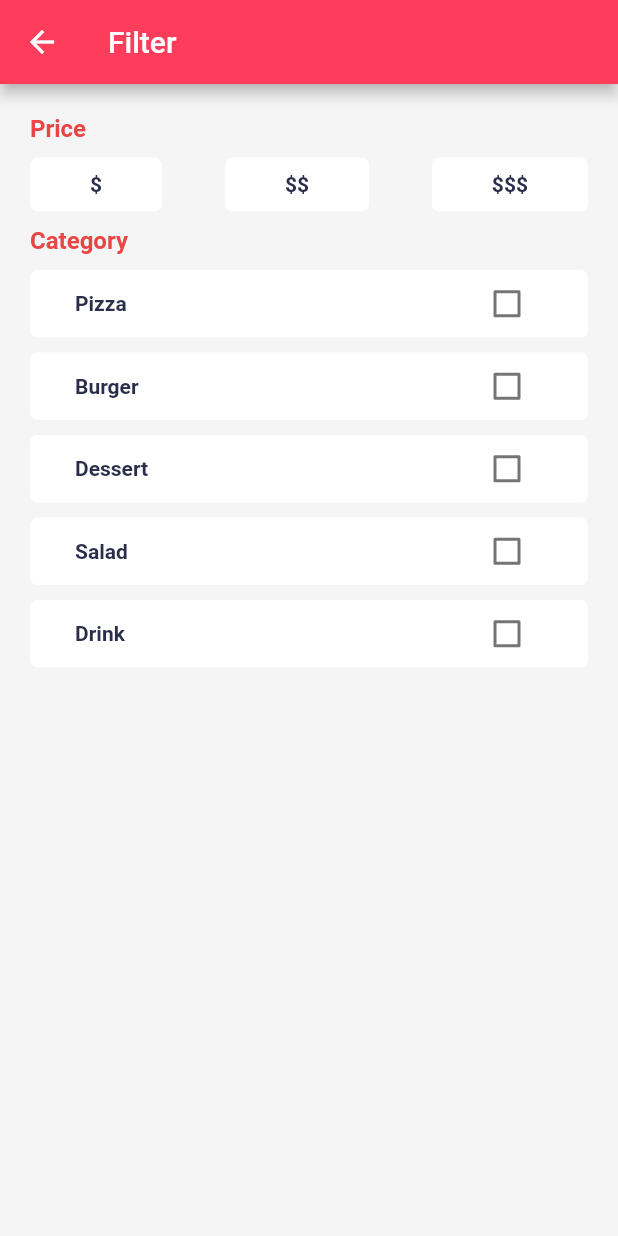
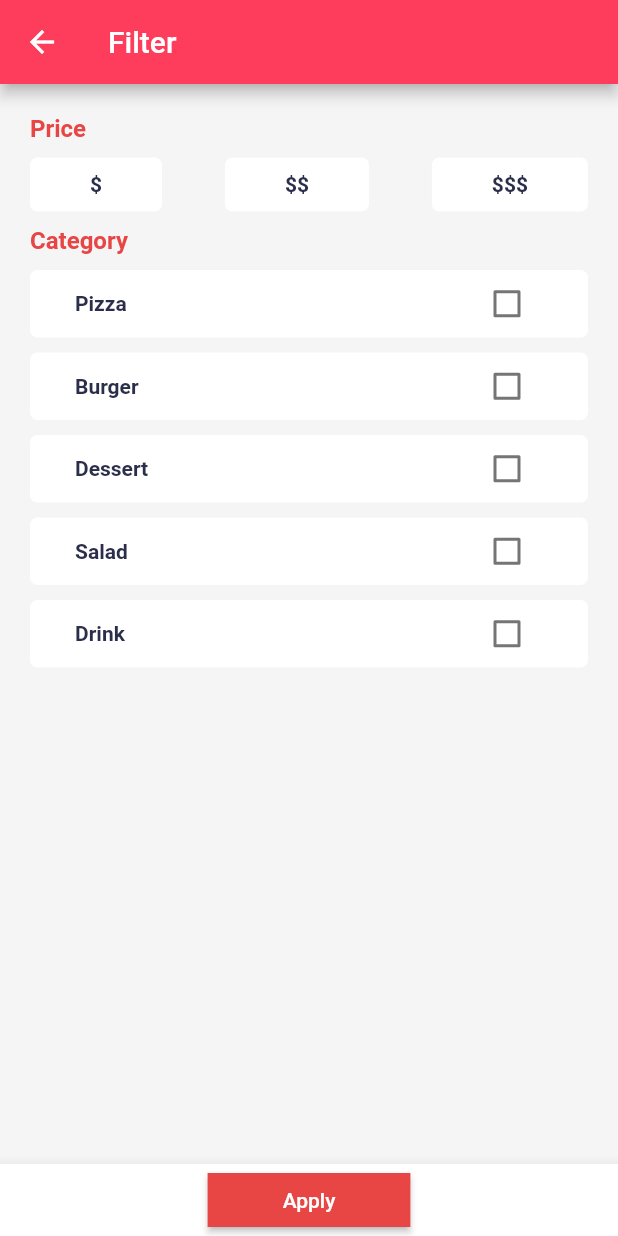
Before and after one commit to maxonflutter/flutter_food_delivery_series, a Flutter app: the FilterScreen screen opened by its route, on a phone screen of 412 x 824 dp. Run offline on Flutter 3.47's test engine with Material 2 defaults, Android fonts, the phone set to English and light mode, and no system bars; our stand-ins replace bloc, equatable, flutter_bloc, flutter_svg, geolocator, google_maps_flutter; network calls fail; Roboto replaces fonts that are missing (Futura).

Commit message:
Filters applied

```diff
--- a/lib/models/restaurant_model.dart
+++ b/lib/models/restaurant_model.dart
@@ -7,6 +7,7 @@ class Restaurant extends Equatable {
   final List<String> tags;
   final List<MenuItem> menuItems;
   final int deliveryTime;
+  final String priceCategory;
   final double deliveryFee;
   final double distance; // TODO: Calculate distance between user and restaurant
 
@@ -16,6 +17,7 @@ class Restaurant extends Equatable {
     required this.tags,
     required this.menuItems,
     required this.deliveryTime,
+    required this.priceCategory,
     required this.deliveryFee,
     required this.distance,
   });
@@ -28,6 +30,7 @@ class Restaurant extends Equatable {
       tags,
       menuItems,
       deliveryTime,
+      priceCategory,
       deliveryFee,
       distance,
     ];
@@ -47,6 +50,7 @@ class Restaurant extends Equatable {
           .where((menuItem) => menuItem.restaurantId == 1)
           .toList(),
       deliveryTime: 30,
+      priceCategory: '\$',
       deliveryFee: 2.99,
       distance: 0.1,
     ),
@@ -62,6 +66,7 @@ class Restaurant extends Equatable {
           .where((menuItem) => menuItem.restaurantId == 2)
           .toList(),
       deliveryTime: 30,
+      priceCategory: '\$',
       deliveryFee: 2.99,
       distance: 0.1,
     ),
@@ -78,6 +83,7 @@ class Restaurant extends Equatable {
           .where((menuItem) => menuItem.restaurantId == 3)
           .toList(),
       deliveryTime: 30,
+      priceCategory: '\$',
       deliveryFee: 2.99,
       distance: 0.1,
     ),
@@ -94,6 +100,7 @@ class Restaurant extends Equatable {
           .where((menuItem) => menuItem.restaurantId == 4)
           .toList(),
       deliveryTime: 30,
+      priceCategory: '\$',
       deliveryFee: 2.99,
       distance: 0.1,
     ),
@@ -110,6 +117,7 @@ class Restaurant extends Equatable {
           .where((menuItem) => menuItem.restaurantId == 5)
           .toList(),
       deliveryTime: 30,
+      priceCategory: '\$',
       deliveryFee: 2.99,
       distance: 0.4,
     )
--- a/lib/screens/filter/filter_screen.dart
+++ b/lib/screens/filter/filter_screen.dart
@@ -1,4 +1,6 @@
 import 'package:flutter/material.dart';
+import 'package:flutter_bloc/flutter_bloc.dart';
+import 'package:flutter_food_delivery_app/blocs/filter/filter_bloc.dart';
 import 'package:flutter_food_delivery_app/models/category_filter_model.dart';
 import 'package:flutter_food_delivery_app/models/models.dart';
 import 'package:flutter_food_delivery_app/models/price_filter_model.dart';
@@ -19,6 +21,66 @@ class FilterScreen extends StatelessWidget {
   Widget build(BuildContext context) {
     return Scaffold(
       appBar: AppBar(title: Text('Filter')),
+      bottomNavigationBar: BottomAppBar(
+        child: Container(
+            child: Row(
+          mainAxisAlignment: MainAxisAlignment.center,
+          children: [
+            BlocBuilder<FilterBloc, FilterState>(
+              builder: (context, state) {
+                if (state is FilterLoading) {
+                  return Center(
+                    child: CircularProgressIndicator(),
+                  );
+                }
+                if (state is FilterLoaded) {
+                  return ElevatedButton(
+                    style: ElevatedButton.styleFrom(
+                      padding: const EdgeInsets.symmetric(horizontal: 50),
+                      shape: RoundedRectangleBorder(),
+                      primary: Theme.of(context).accentColor,
+                    ),
+                    child: Text('Apply'),
+                    onPressed: () {
+                      var categories = state.filter.categoryFilters
+                          .where((filter) => filter.value)
+                          .map((filter) => filter.category.name)
+                          .toList();
+
+                      var prices = state.filter.priceFilters
+                          .where((filter) => filter.value)
+                          .map((filter) => filter.price.price)
+                          .toList();
+
+                      List<Restaurant> restaurants = Restaurant.restaurants
+                          .where(
+                            (restaurant) => categories.any(
+                              (category) => restaurant.tags.contains(category),
+                            ),
+                          )
+                          .where(
+                            (restaurant) => prices.any(
+                              (price) =>
+                                  restaurant.priceCategory.contains(price),
+                            ),
+                          )
+                          .toList();
+
+                      Navigator.pushNamed(
+                        context,
+                        '/restaurant-listing',
+                        arguments: restaurants,
+                      );
+                    },
+                  );
+                } else {
+                  return Text('Something went wrong.');
+                }
+              },
+            ),
+          ],
+        )),
+      ),
       body: Padding(
         padding: const EdgeInsets.all(20.0),
         child: Column(
```
